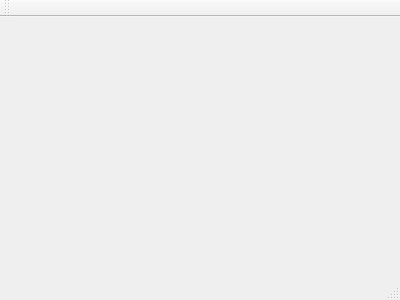
Qt form RtfViewer/mainwindow.ui (Choochmeque/qrtf) before a commit.
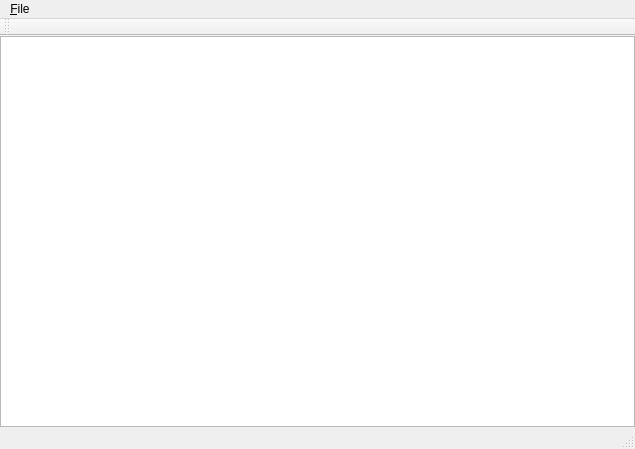
The same form after that commit.

```diff
--- a/RtfViewer/mainwindow.ui
+++ b/RtfViewer/mainwindow.ui
@@ -1,24 +1,69 @@
 <ui version="4.0">
  <class>MainWindow</class>
- <widget class="QMainWindow" name="MainWindow" >
-  <property name="geometry" >
+ <widget class="QMainWindow" name="MainWindow">
+  <property name="geometry">
    <rect>
     <x>0</x>
     <y>0</y>
-    <width>400</width>
-    <height>300</height>
+    <width>635</width>
+    <height>449</height>
    </rect>
   </property>
   <property name="windowTitle" >
    <string>MainWindow</string>
   </property>
-  <widget class="QMenuBar" name="menuBar" />
-  <widget class="QToolBar" name="mainToolBar" />
-  <widget class="QWidget" name="centralWidget" />
-  <widget class="QStatusBar" name="statusBar" />
+  <widget class="QWidget" name="centralWidget">
+   <layout class="QGridLayout" name="gridLayout">
+    <property name="leftMargin">
+     <number>0</number>
+    </property>
+    <property name="topMargin">
+     <number>0</number>
+    </property>
+    <property name="rightMargin">
+     <number>0</number>
+    </property>
+    <property name="bottomMargin">
+     <number>0</number>
+    </property>
+    <item row="0" column="0">
+     <widget class="QTextBrowser" name="textBrowser"/>
+    </item>
+   </layout>
+  </widget>
+  <widget class="QMenuBar" name="menuBar">
+   <property name="geometry">
+    <rect>
+     <x>0</x>
+     <y>0</y>
+     <width>635</width>
+     <height>22</height>
+    </rect>
+   </property>
+   <widget class="QMenu" name="menu_File">
+    <property name="title">
+     <string>&amp;File</string>
+    </property>
+    <addaction name="action_Open"/>
+   </widget>
+   <addaction name="menu_File"/>
+  </widget>
+  <widget class="QToolBar" name="mainToolBar">
+   <attribute name="toolBarArea">
+    <enum>TopToolBarArea</enum>
+   </attribute>
+   <attribute name="toolBarBreak">
+    <bool>false</bool>
+   </attribute>
+  </widget>
+  <widget class="QStatusBar" name="statusBar"/>
+  <action name="action_Open">
+   <property name="text">
+    <string>&amp;Open</string>
+   </property>
+  </action>
  </widget>
- <layoutDefault spacing="6" margin="11" />
- <pixmapfunction></pixmapfunction>
+ <layoutdefault spacing="6" margin="11"/>
  <resources/>
  <connections/>
 </ui>
```
Left out of the diff: 3 changed lines with no effect on the pictures.
